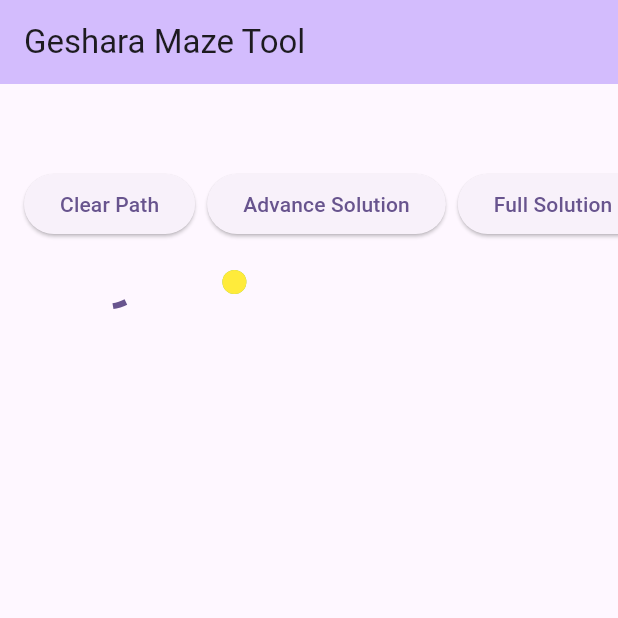
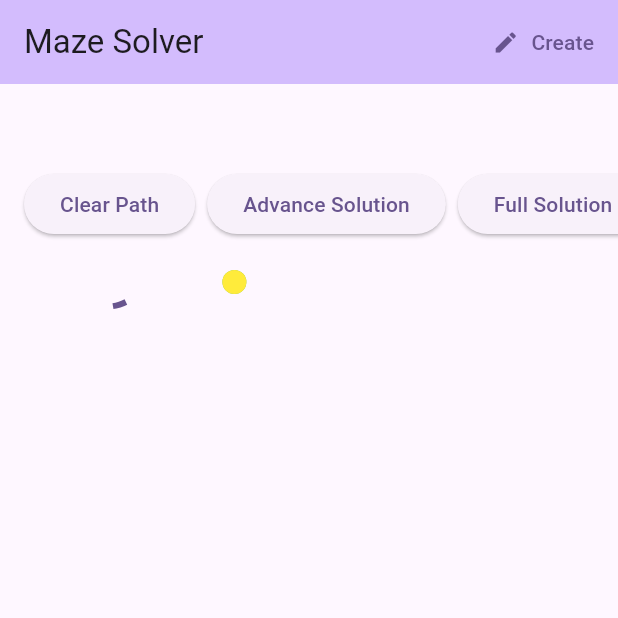
Before and after one commit to ytaragin/maze-solver, a Flutter app: the screen it shows after launch, on a phone screen of 412 x 824 dp, the top half of it. Run offline on Flutter 3.47's test engine with Material 3 defaults, Android fonts, the phone set to English and light mode, and no system bars; our stand-ins replace csv.

Commit message:
INitial Maze Creation widgets

```diff
--- a/lib/main.dart
+++ b/lib/main.dart
@@ -1,23 +1,14 @@
 import 'package:flutter/material.dart';
-import 'widgets/interactive_maze_widget.dart';
+import 'pages/maze_creation_page.dart';
+import 'pages/maze_solver_page.dart';
 
 void main() {
   runApp(const MyApp());
-  // runApp(
-  //   const Center(
-  //     child: Text(
-  //       'Hello, world!',
-  //       textDirection: TextDirection.ltr,
-  //       style: TextStyle(color: Colors.blue),
-  //     ),
-  //   ),
-  // );
 }
 
 class MyApp extends StatelessWidget {
   const MyApp({super.key});
 
-  // This widget is the root of your application.
   @override
   Widget build(BuildContext context) {
     return MaterialApp(
@@ -25,52 +16,11 @@ class MyApp extends StatelessWidget {
       theme: ThemeData(
         colorScheme: ColorScheme.fromSeed(seedColor: Colors.deepPurple),
       ),
-      home: const MyHomePage(title: 'Geshara Maze Tool'),
+      initialRoute: '/solve',
+      routes: {
+        '/create': (context) => const MazeCreationPage(),
+        '/solve': (context) => const MazeSolverPage(),
+      },
     );
   }
 }
-
-class MyHomePage extends StatefulWidget {
-  const MyHomePage({super.key, required this.title});
-
-  // This widget is the home page of your application. It is stateful, meaning
-  // that it has a State object (defined below) that contains fields that affect
-  // how it looks.
-
-  // This class is the configuration for the state. It holds the values (in this
-  // case the title) provided by the parent (in this case the App widget) and
-  // used by the build method of the State. Fields in a Widget subclass are
-  // always marked "final".
-
-  final String title;
-
-  @override
-  State<MyHomePage> createState() => _MyHomePageState();
-}
-
-class _MyHomePageState extends State<MyHomePage> {
-  @override
-  Widget build(BuildContext context) {
-    return Scaffold(
-      appBar: AppBar(
-        backgroundColor: Theme.of(context).colorScheme.inversePrimary,
-        title: Text(widget.title),
-      ),
-      body: Center(
-        child: SingleChildScrollView(
-          scrollDirection: Axis.horizontal,
-          child: SingleChildScrollView(
-            scrollDirection: Axis.vertical,
-            child: Padding(
-              padding: const EdgeInsets.all(16.0),
-              child: InteractiveMaze(
-                csvPath: 'mazes/maze251103v2.csv',
-                tileSize: 40.0,
-              ),
-            ),
-          ),
-        ),
-      ),
-    );
-  }
-}
--- a/lib/models/maze.dart
+++ b/lib/models/maze.dart
@@ -6,12 +6,32 @@ class Maze {
   final MazeArray mazeArray;
   final String csvPath;
   late final MazeGraph graph;
+  late final bool isValid;
 
   Maze({
     required this.mazeArray,
     required this.csvPath,
   }) {
+    isValid = _checkValidity();
     graph = MazeGraph(mazeArray);
+  }
+
+  bool _checkValidity() {
+    return mazeArray.getStartLocation() != null &&
+        mazeArray.getNodesByType(SpotType.end) != null;
+  }
+
+  /// Create a maze from a 2D array of tile IDs.
+  /// Null entries are replaced with [defaultTileId].
+  factory Maze.fromTileIds(List<List<int?>> tileIds, {int defaultTileId = 1}) {
+    final tileManager = TileManager.withVariants();
+    final tiles = tileIds
+        .map((row) => row
+            .map((id) => tileManager.getTile(id ?? defaultTileId))
+            .toList())
+        .toList();
+    final mazeArray = MazeArray(tiles: tiles);
+    return Maze(mazeArray: mazeArray, csvPath: 'created');
   }
 
   /// Load maze from asset path
@@ -35,7 +55,7 @@ class Maze {
   Set<Tile> getUniqueTiles() => mazeArray.getUniqueTiles();
 
   /// Find start and end positions
-  MazeLocation get startLocation => mazeArray.getStartLocation();
+  MazeLocation? get startLocation => mazeArray.getStartLocation();
   MazeLocation? get endLocation => mazeArray.getNodesByType(SpotType.end);
 
   /// Check if a position is valid (within bounds)
--- a/lib/models/maze_path.dart
+++ b/lib/models/maze_path.dart
@@ -14,18 +14,19 @@ class MazePath {
   }) : userPath = userPath ?? [];
 
   /// Create a new MazePath from a Maze model
-  /// Uses the maze's existing graph and initializes the path at the start node
-  factory MazePath.fromMaze(Maze maze ) {
-    // Use the maze's graph instead of creating a new one
+  /// Uses the maze's existing graph and initializes the path at the start node.
+  /// The maze must be valid (has start and end tiles).
+  factory MazePath.fromMaze(Maze maze) {
+    assert(maze.isValid, 'Cannot create MazePath from an invalid maze');
     final graph = maze.graph;
 
     // Create initial path state at the start node
-    final pathState = PathState(node: graph.startNode, allowLoops: true);
+    final pathState = PathState(node: graph.startNode!, allowLoops: true);
 
     return MazePath._(
       graph: graph,
       pathState: pathState,
-      userPath: [graph.startNode.location],
+      userPath: [graph.startNode!.location],
     );
   }
 
--- /dev/null
+++ b/lib/pages/maze_solver_page.dart
@@ -0,0 +1,46 @@
+import 'package:flutter/material.dart';
+import '../models/maze.dart';
+import '../widgets/interactive_maze_widget.dart';
+
+/// Page for solving an existing maze.
+/// Can receive a [Maze] directly (from creation mode) or load from a CSV asset path.
+class MazeSolverPage extends StatelessWidget {
+  final Maze? maze;
+  final String? csvPath;
+
+  const MazeSolverPage({super.key, this.maze, this.csvPath});
+
+  @override
+  Widget build(BuildContext context) {
+    return Scaffold(
+      appBar: AppBar(
+        backgroundColor: Theme.of(context).colorScheme.inversePrimary,
+        title: const Text('Maze Solver'),
+        actions: [
+          TextButton.icon(
+            onPressed: () {
+              Navigator.of(context).pushReplacementNamed('/create');
+            },
+            icon: const Icon(Icons.edit),
+            label: const Text('Create'),
+          ),
+        ],
+      ),
+      body: Center(
+        child: SingleChildScrollView(
+          scrollDirection: Axis.horizontal,
+          child: SingleChildScrollView(
+            scrollDirection: Axis.vertical,
+            child: Padding(
+              padding: const EdgeInsets.all(16.0),
+              child: InteractiveMaze(
+                csvPath: csvPath ?? 'mazes/maze251103v2.csv',
+                tileSize: 40.0,
+              ),
+            ),
+          ),
+        ),
+      ),
+    );
+  }
+}
--- a/lib/widgets/interactive_maze_widget.dart
+++ b/lib/widgets/interactive_maze_widget.dart
@@ -74,6 +74,7 @@ class _InteractiveMazeState extends State<InteractiveMaze> {
             // Controls
             Row(
               children: [
+                if (_maze!.isValid) ...[
                   ElevatedButton(
                     onPressed: () => _pathOverlayKey.currentState?.clearPath(),
                     child: const Text('Clear Path'),
@@ -95,6 +96,9 @@ class _InteractiveMazeState extends State<InteractiveMaze> {
                   ),
                   const SizedBox(width: 8),
                   Text('Steps: $_pathLength, Coins: $_coinsCollected'),
+                ] else ...[
+                  const Text('Maze is not solvable (missing start or end tile)'),
+                ],
               ],
             ),
             const SizedBox(height: 8),
@@ -108,6 +112,7 @@ class _InteractiveMazeState extends State<InteractiveMaze> {
                   coordinates: coordinates,
                 ),
 
+                if (_maze!.isValid) ...[
                   // Solution path overlay
                   SolutionLayer(
                     key: _solutionLayerKey,
@@ -128,6 +133,7 @@ class _InteractiveMazeState extends State<InteractiveMaze> {
                     },
                   ),
                 ],
+              ],
             ),
           ],
         ),
--- a/packages/maze/lib/src/maze_array.dart
+++ b/packages/maze/lib/src/maze_array.dart
@@ -59,8 +59,8 @@ class MazeArray {
     }
   }
 
-  MazeLocation getStartLocation() {
-    return getNodesByType( SpotType.start)!;
+  MazeLocation? getStartLocation() {
+    return getNodesByType(SpotType.start);
   }
 
   MazeLocation? getNodesByType(SpotType type) {
--- a/packages/maze/lib/src/maze_bfs.dart
+++ b/packages/maze/lib/src/maze_bfs.dart
@@ -26,9 +26,11 @@ class MazeShortestPath {
   /// Runs BFS from the start node to find the end node.
   /// Returns a BfsResult containing the path, distance, and visited nodes.
   BfsResult findPath() {
+    if (graph.startNode == null) return BfsResult.notFound();
+
     final Queue<PathState> queue = Queue();
 
-    queue.add(PathState(node: graph.startNode));
+    queue.add(PathState(node: graph.startNode!));
     while (queue.isNotEmpty) {
       final current = queue.removeFirst();
       print('Q: ${queue.length} State is $current');
--- a/packages/maze/lib/src/maze_graph.dart
+++ b/packages/maze/lib/src/maze_graph.dart
@@ -21,11 +21,12 @@ class MazeNode {
 class MazeGraph {
   final Map<MazeLocation, List<MazeNode>> nodes = {};
   final MazeArray underlyingMazeArray;
-  late final MazeNode startNode;
+  late final MazeNode? startNode;
 
   MazeGraph(this.underlyingMazeArray) {
     _buildGraph();
-    startNode = getNode(underlyingMazeArray.getStartLocation())!;
+    final startLocation = underlyingMazeArray.getStartLocation();
+    startNode = startLocation != null ? getNode(startLocation) : null;
   }
 
   void _buildGraph() {
```
Also changed, not shown: bin/maze_tool.dart (+14 -0 lines), lib/pages/maze_creation_page.dart (added, +105 -0 lines), lib/widgets/creation_grid_widget.dart (added, +147 -0 lines), lib/widgets/maze_creation_widget.dart (added, +98 -0 lines), lib/widgets/tile_palette_widget.dart (added, +206 -0 lines), 1 other file. Lines whose indentation alone changed are shown as unchanged.
